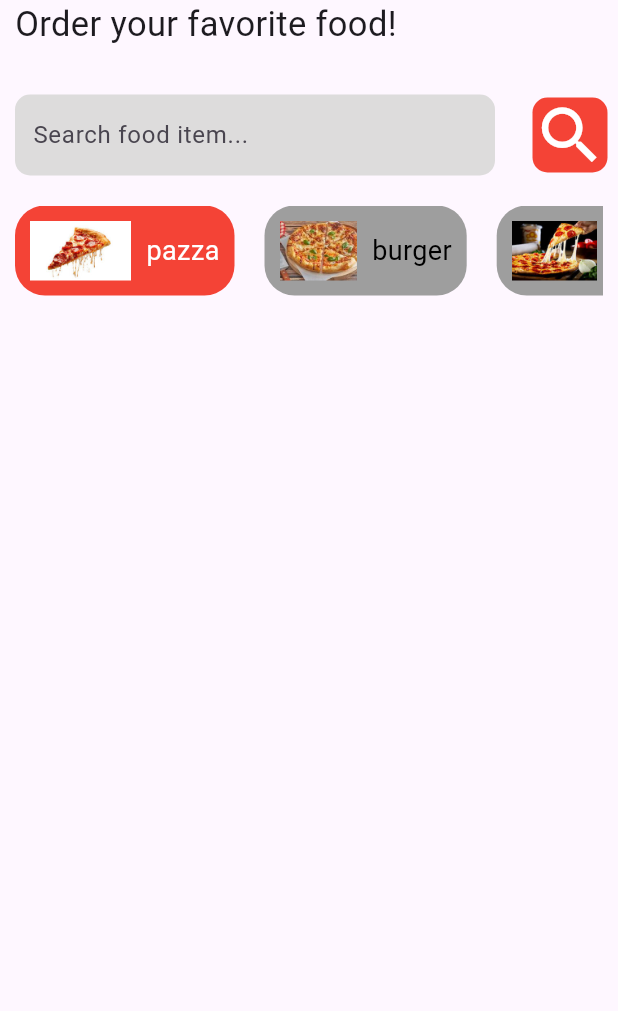
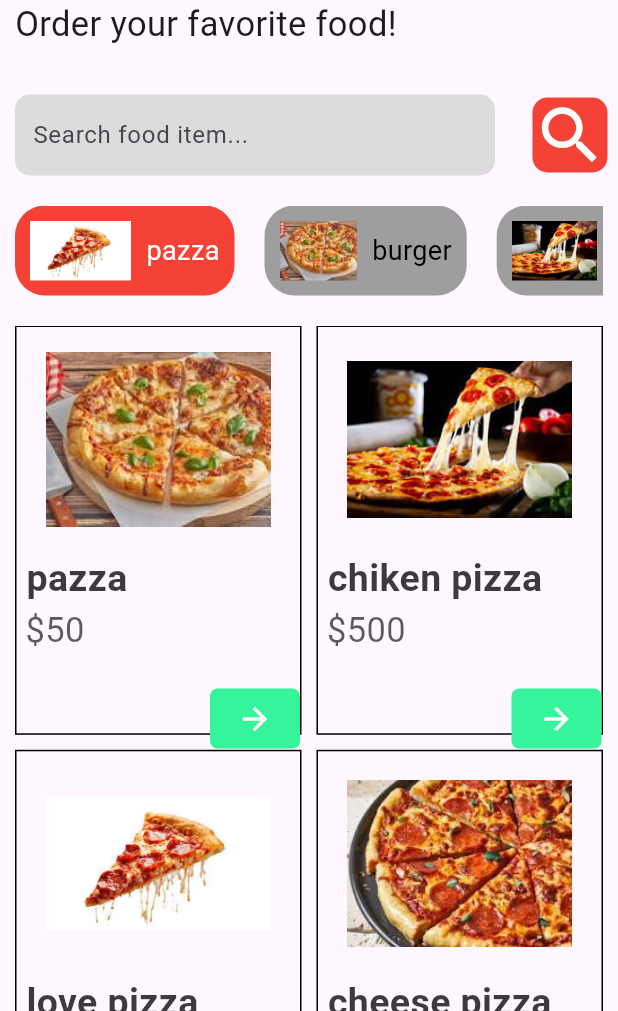
Before and after one commit to dejen-achenf/fooddelivery, a Flutter app: the screen it shows after launch, on a phone screen of 412 x 824 dp, the part 225-1236 px from its top. Run offline on Flutter 3.47's test engine with Material 3 defaults, Android fonts, the phone set to English and light mode, and no system bars.

Commit message:
some updates again

```diff
--- a/lib/ingredients.dart/support.dart
+++ b/lib/ingredients.dart/support.dart
@@ -19,4 +19,19 @@ class Appwidget {
       fontSize: 20,
     );
   }
+
+  static TextStyle pizzaname() {
+    return TextStyle(
+      color: const Color.fromARGB(162, 0, 0, 0),
+      fontSize: 23,
+    );
+  }
+
+  static TextStyle pissaname() {
+    return TextStyle(
+      color: const Color.fromARGB(195, 0, 0, 0),
+      fontWeight: FontWeight.bold,
+      fontSize: 25,
+    );
+  }
 }
--- /dev/null
+++ b/lib/medel/burger_model.dart
@@ -0,0 +1,7 @@
+import 'package:flutter/material.dart';
+
+class BurgerModel {
+  String? name;
+  String? photo;
+  String? price;
+}
--- /dev/null
+++ b/lib/medel/chinese_model.dart
@@ -0,0 +1,7 @@
+import 'package:flutter/material.dart';
+
+class ChineseModel {
+  String? name;
+  String? photo;
+  String? price;
+}
--- /dev/null
+++ b/lib/medel/mexican_model.dart
@@ -0,0 +1,7 @@
+import 'package:flutter/material.dart';
+
+class MexicanModel {
+  String? name;
+  String? photo;
+  String? price;
+}
--- /dev/null
+++ b/lib/medel/pizza_model.dart
@@ -0,0 +1,7 @@
+import 'package:flutter/material.dart';
+
+class Pizzamodel {
+  String? name;
+  String? photo;
+  String? price;
+}
--- a/lib/pages/home.dart
+++ b/lib/pages/home.dart
@@ -1,7 +1,15 @@
 import 'package:flutter/material.dart';
 import 'package:thefixed/ingredients.dart/support.dart';
+import 'package:thefixed/medel/burger_model.dart';
 import 'package:thefixed/medel/category_model.dart';
+import 'package:thefixed/medel/chinese_model.dart';
+import 'package:thefixed/medel/mexican_model.dart';
+import 'package:thefixed/medel/pizza_model.dart';
+import 'package:thefixed/pages/service/burger_data.dart';
 import 'package:thefixed/pages/service/category_data.dart';
+import 'package:thefixed/pages/service/chinese_data.dart';
+import 'package:thefixed/pages/service/mexican_data.dart';
+import 'package:thefixed/pages/service/pizza_data.dart';
 
 class Home extends StatefulWidget {
   const Home({super.key});
@@ -12,15 +20,41 @@ class Home extends StatefulWidget {
 
 class _HomeState extends State<Home> {
   List<categoryModel> categories = [];
+  List<Pizzamodel> pizza = [];
+  List<MexicanModel> mexican = [];
+  List<BurgerModel> burger = [];
+  List<ChineseModel> chinese = [];
+  List<dynamic> getSelectedItems() {
+    switch (selectedindex) {
+      case 0:
+        return pizza;
+      case 1:
+        return burger;
+      case 2:
+        return chinese;
+      case 3:
+        return mexican;
+      default:
+        return pizza;
+    }
+  }
+
   @override
   void initState() {
     super.initState();
-    categories = getCategories(); // Assuming this is imported
+    categories = getCategories();
+    pizza = getPizza();
+    burger = getBurger();
+    chinese = getChinese();
+    mexican = getMexican();
+    // Assuming this is imported
   }
 
   int selectedindex = 0;
 
   Widget build(BuildContext context) {
+    List<dynamic> items = getSelectedItems();
+
     return Scaffold(
       body: Container(
         margin: EdgeInsets.only(left: 10, right: 10, top: 30),
@@ -105,6 +139,23 @@ class _HomeState extends State<Home> {
                       },
                     );
                   }),
+            ),
+            SizedBox(
+              height: 20,
+            ),
+            Expanded(
+              child: GridView.builder(
+                  padding: EdgeInsets.zero,
+                  gridDelegate: SliverGridDelegateWithFixedCrossAxisCount(
+                      crossAxisCount: 2,
+                      childAspectRatio: 0.7,
+                      crossAxisSpacing: 10,
+                      mainAxisSpacing: 10),
+                  itemCount: items.length,
+                  itemBuilder: (context, index) {
+                    return foodTile(items[index].name!, items[index].photo!,
+                        items[index].price!);
+                  }),
             )
           ],
         ),
@@ -162,3 +213,49 @@ class _CategorytileState extends State<Categorytile> {
     );
   }
 }
+
+Widget foodTile(String name, String photo, String price) {
+  return Container(
+    margin: EdgeInsets.zero,
+    decoration: BoxDecoration(border: Border.all(color: Colors.black)),
+    child: Column(
+      crossAxisAlignment: CrossAxisAlignment.start,
+      children: [
+        Center(
+          child: Image.asset(
+            photo,
+            height: 150,
+            width: 150,
+          ),
+        ),
+        Text(
+          name,
+          style: Appwidget.pissaname(),
+        ),
+        Text(
+          price,
+          style: Appwidget.pizzaname(),
+        ),
+        SizedBox(
+          height: 22,
+        ),
+        Row(
+          mainAxisAlignment: MainAxisAlignment.end,
+          children: [
+            Container(
+                height: 40,
+                width: 60,
+                margin: EdgeInsets.only(right: 0),
+                decoration: BoxDecoration(
+                    color: const Color.fromARGB(255, 54, 244, 155),
+                    borderRadius: BorderRadius.circular(5)),
+                child: Icon(
+                  Icons.arrow_forward,
+                  color: Colors.white,
+                )),
+          ],
+        )
+      ],
+    ),
+  );
+}
--- /dev/null
+++ b/lib/pages/service/burger_data.dart
@@ -0,0 +1,36 @@
+import "package:flutter/material.dart";
+import "package:thefixed/medel/burger_model.dart";
+import "package:thefixed/medel/pizza_model.dart";
+
+List<BurgerModel> getBurger() {
+  List<BurgerModel> burger = [];
+  BurgerModel burgermodel = new BurgerModel();
+
+  burgermodel.name = ' burger';
+  burgermodel.price = ' \$50';
+
+  burgermodel.photo = 'assets/images/pizza1.png';
+  burger.add(burgermodel);
+  burgermodel = new BurgerModel();
+
+  burgermodel.name = ' chiken burger';
+  burgermodel.price = ' \$500';
+
+  burgermodel.photo = 'assets/images/pizza2.png';
+  burger.add(burgermodel);
+  burgermodel = new BurgerModel();
+  burgermodel.name = ' love burger';
+  burgermodel.price = ' \$500';
+
+  burgermodel.photo = 'assets/images/pizza.png';
+  burger.add(burgermodel);
+  burgermodel = new BurgerModel();
+  burgermodel.name = ' cheese burger';
+  burgermodel.price = ' \$500';
+
+  burgermodel.photo = 'assets/images/pizza3.png';
+  burger.add(burgermodel);
+  burgermodel = new BurgerModel();
+
+  return burger;
+}
--- /dev/null
+++ b/lib/pages/service/chinese_data.dart
@@ -0,0 +1,36 @@
+import "package:flutter/material.dart";
+import "package:thefixed/medel/chinese_model.dart";
+import "package:thefixed/medel/pizza_model.dart";
+
+List<ChineseModel> getChinese() {
+  List<ChineseModel> chinese = [];
+  ChineseModel chinesemodel = new ChineseModel();
+
+  chinesemodel.name = ' pazza';
+  chinesemodel.price = ' \$50';
+
+  chinesemodel.photo = 'assets/images/pizza1.png';
+  chinese.add(chinesemodel);
+  chinesemodel = new ChineseModel();
+
+  chinesemodel.name = ' chiken chinese';
+  chinesemodel.price = ' \$500';
+
+  chinesemodel.photo = 'assets/images/pizza2.png';
+  chinese.add(chinesemodel);
+  chinesemodel = new ChineseModel();
+  chinesemodel.name = ' love chinese';
+  chinesemodel.price = ' \$500';
+
+  chinesemodel.photo = 'assets/images/chinese.png';
+  chinese.add(chinesemodel);
+  chinesemodel = new ChineseModel();
+  chinesemodel.name = ' cheese chinese';
+  chinesemodel.price = ' \$500';
+
+  chinesemodel.photo = 'assets/images/pizza3.png';
+  chinese.add(chinesemodel);
+  chinesemodel = new ChineseModel();
+
+  return chinese;
+}
--- /dev/null
+++ b/lib/pages/service/mexican_data.dart
@@ -0,0 +1,36 @@
+import "package:flutter/material.dart";
+import "package:thefixed/medel/mexican_model.dart";
+import "package:thefixed/medel/pizza_model.dart";
+
+List<MexicanModel> getMexican() {
+  List<MexicanModel> mexican = [];
+  MexicanModel mexicanmodel = new MexicanModel();
+
+  mexicanmodel.name = ' pazza';
+  mexicanmodel.price = ' \$50';
+
+  mexicanmodel.photo = 'assets/images/mexican1.png';
+  mexican.add(mexicanmodel);
+  mexicanmodel = new MexicanModel();
+
+  mexicanmodel.name = ' chiken mexican';
+  mexicanmodel.price = ' \$500';
+
+  mexicanmodel.photo = 'assets/images/mexican2.png';
+  mexican.add(mexicanmodel);
+  mexicanmodel = new MexicanModel();
+  mexicanmodel.name = ' love mexican';
+  mexicanmodel.price = ' \$500';
+
+  mexicanmodel.photo = 'assets/images/mexican.png';
+  mexican.add(mexicanmodel);
+  mexicanmodel = new MexicanModel();
+  mexicanmodel.name = ' cheese mexican';
+  mexicanmodel.price = ' \$500';
+
+  mexicanmodel.photo = 'assets/images/mexican3.png';
+  mexican.add(mexicanmodel);
+  mexicanmodel = new MexicanModel();
+
+  return mexican;
+}
--- /dev/null
+++ b/lib/pages/service/pizza_data.dart
@@ -0,0 +1,36 @@
+import "package:flutter/material.dart";
+import "package:thefixed/medel/pizza_model.dart";
+
+List<Pizzamodel> getPizza() {
+  List<Pizzamodel> pizza = [];
+  Pizzamodel pizzamodel = new Pizzamodel();
+
+  List<Pizzamodel> categories = [];
+  pizzamodel.name = ' pazza';
+  pizzamodel.price = ' \$50';
+
+  pizzamodel.photo = 'assets/images/pizza1.png';
+  pizza.add(pizzamodel);
+  pizzamodel = new Pizzamodel();
+
+  pizzamodel.name = ' chiken pizza';
+  pizzamodel.price = ' \$500';
+
+  pizzamodel.photo = 'assets/images/pizza2.png';
+  pizza.add(pizzamodel);
+  pizzamodel = new Pizzamodel();
+  pizzamodel.name = ' love pizza';
+  pizzamodel.price = ' \$500';
+
+  pizzamodel.photo = 'assets/images/pizza.png';
+  pizza.add(pizzamodel);
+  pizzamodel = new Pizzamodel();
+  pizzamodel.name = ' cheese pizza';
+  pizzamodel.price = ' \$500';
+
+  pizzamodel.photo = 'assets/images/pizza3.png';
+  pizza.add(pizzamodel);
+  pizzamodel = new Pizzamodel();
+
+  return pizza;
+}
--- a/pubspec.yaml
+++ b/pubspec.yaml
@@ -38,6 +38,8 @@ dependencies:
 dev_dependencies:
   flutter_test:
     sdk: flutter
+    dependencies:
+  curved_navigation_bar: ^1.0.6
 
   # The "flutter_lints" package below contains a set of recommended lints to
   # encourage good coding practices. The lint set provided by the package is
```
